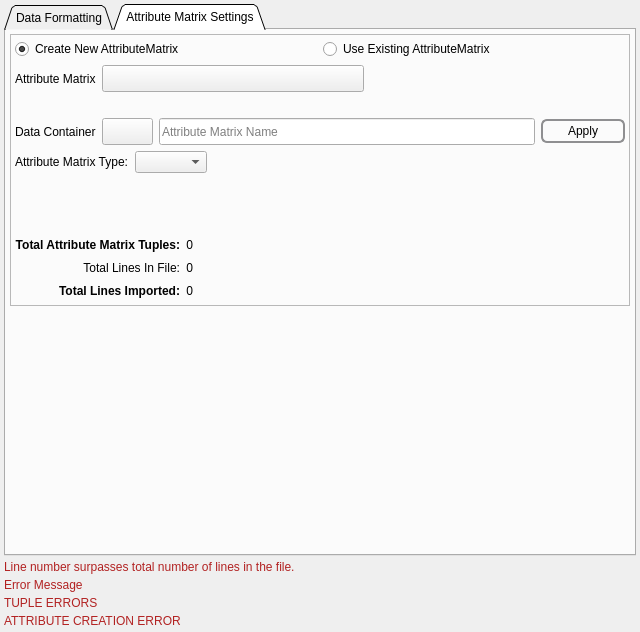
First picture: the form in Source/Plugins/IO/Widgets/ImportASCIIDataWizard/UI_Files/DataFormatPage.ui, repository BlueQuartzSoftware/DREAM3D, before the edit.
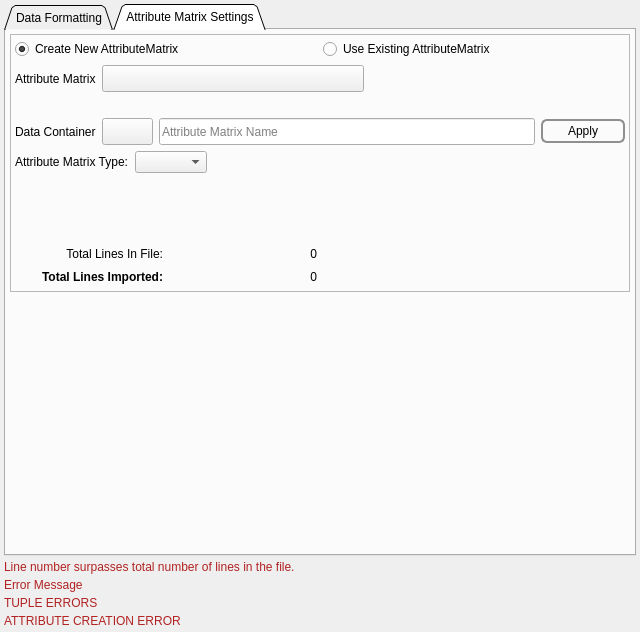
Second picture: the form after the edit. The open tabs and pages were chosen to show the change. Custom widgets are drawn as their Qt base class.

Commit message: Removing tuple count label in the ImportASCIIData wizard, due to it causing user confusion.

```diff
--- a/Source/Plugins/IO/Widgets/ImportASCIIDataWizard/UI_Files/DataFormatPage.ui
+++ b/Source/Plugins/IO/Widgets/ImportASCIIDataWizard/UI_Files/DataFormatPage.ui
@@ -414,9 +414,25 @@
            <number>6</number>
           </property>
           <item row="9" column="0" colspan="2">
-           <layout class="QGridLayout" name="gridLayout_7" columnstretch="0,0,0,0,1">
-            <item row="0" column="2" colspan="3">
-             <spacer name="horizontalSpacer_7">
+           <layout class="QGridLayout" name="gridLayout_7" columnstretch="0,0,0,0">
+            <item row="1" column="1">
+             <widget class="QLabel" name="linesImportedLabel">
+              <property name="sizePolicy">
+               <sizepolicy hsizetype="Preferred" vsizetype="Preferred">
+                <horstretch>0</horstretch>
+                <verstretch>0</verstretch>
+               </sizepolicy>
+              </property>
+              <property name="text">
+               <string>0</string>
+              </property>
+              <property name="alignment">
+               <set>Qt::AlignRight|Qt::AlignTrailing|Qt::AlignVCenter</set>
+              </property>
+             </widget>
+            </item>
+            <item row="1" column="2" colspan="2">
+             <spacer name="horizontalSpacer_2">
               <property name="orientation">
                <enum>Qt::Horizontal</enum>
               </property>
@@ -428,7 +444,7 @@
               </property>
              </spacer>
             </item>
-            <item row="2" column="0">
+            <item row="1" column="0">
              <widget class="QLabel" name="tupleLabel_2">
               <property name="text">
                <string>&lt;html&gt;&lt;head/&gt;&lt;body&gt;&lt;p&gt;&lt;span style=&quot; font-weight:600;&quot;&gt;Total Lines Imported:&lt;/span&gt;&lt;/p&gt;&lt;/body&gt;&lt;/html&gt;</string>
@@ -438,62 +454,7 @@
               </property>
              </widget>
             </item>
-            <item row="2" column="2" colspan="3">
-             <spacer name="horizontalSpacer_2">
-              <property name="orientation">
-               <enum>Qt::Horizontal</enum>
-              </property>
-              <property name="sizeHint" stdset="0">
-               <size>
-                <width>40</width>
-                <height>20</height>
-               </size>
-              </property>
-             </spacer>
-            </item>
-            <item row="2" column="1">
-             <widget class="QLabel" name="linesImportedLabel">
-              <property name="sizePolicy">
-               <sizepolicy hsizetype="Preferred" vsizetype="Preferred">
-                <horstretch>0</horstretch>
-                <verstretch>0</verstretch>
-               </sizepolicy>
-              </property>
-              <property name="text">
-               <string>0</string>
-              </property>
-              <property name="alignment">
-               <set>Qt::AlignRight|Qt::AlignTrailing|Qt::AlignVCenter</set>
-              </property>
-             </widget>
-            </item>
             <item row="0" column="0">
-             <widget class="QLabel" name="tupleLabel">
-              <property name="text">
-               <string>&lt;html&gt;&lt;head/&gt;&lt;body&gt;&lt;p&gt;&lt;span style=&quot; font-weight:600;&quot;&gt;Total Attribute Matrix Tuples:&lt;/span&gt;&lt;/p&gt;&lt;/body&gt;&lt;/html&gt;</string>
-              </property>
-              <property name="alignment">
-               <set>Qt::AlignRight|Qt::AlignTrailing|Qt::AlignVCenter</set>
-              </property>
-             </widget>
-            </item>
-            <item row="0" column="1">
-             <widget class="QLabel" name="amTuplesLabel">
-              <property name="sizePolicy">
-               <sizepolicy hsizetype="Preferred" vsizetype="Preferred">
-                <horstretch>0</horstretch>
-                <verstretch>0</verstretch>
-               </sizepolicy>
-              </property>
-              <property name="text">
-               <string>0</string>
-              </property>
-              <property name="alignment">
-               <set>Qt::AlignRight|Qt::AlignTrailing|Qt::AlignVCenter</set>
-              </property>
-             </widget>
-            </item>
-            <item row="1" column="0">
              <widget class="QLabel" name="tupleLabel_3">
               <property name="text">
                <string>&lt;html&gt;&lt;head/&gt;&lt;body&gt;&lt;p&gt;&lt;span style=&quot; font-weight:600;&quot;&gt;Total Lines In File:&lt;/span&gt;&lt;/p&gt;&lt;/body&gt;&lt;/html&gt;</string>
@@ -503,7 +464,7 @@
               </property>
              </widget>
             </item>
-            <item row="1" column="1">
+            <item row="0" column="1">
              <widget class="QLabel" name="linesInFileLabel">
               <property name="sizePolicy">
                <sizepolicy hsizetype="Preferred" vsizetype="Preferred">
```
The commit also changes 1 other file.
